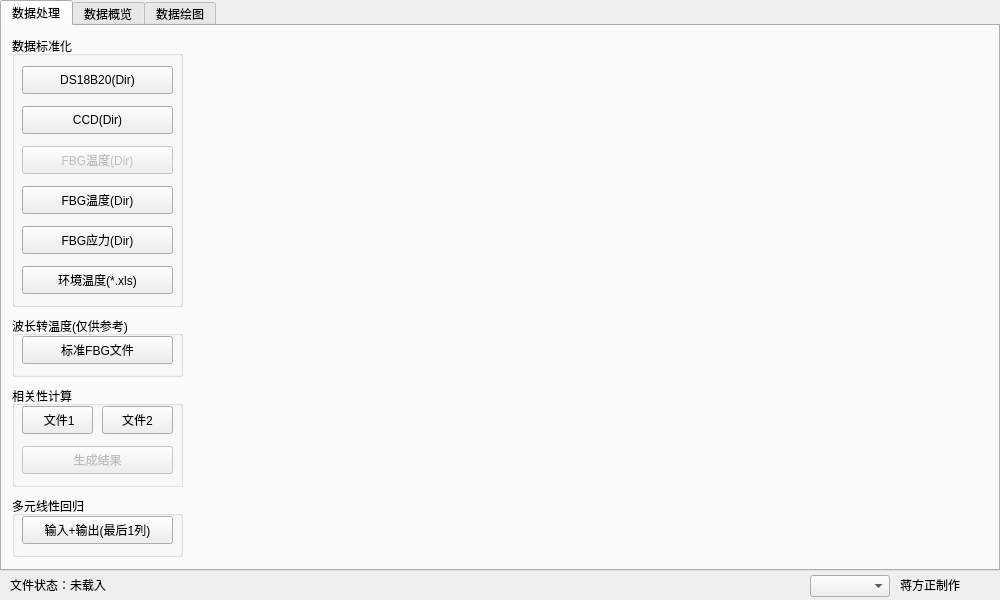
First picture: the form in mainwindow.ui, repository jiangfangzheng/JfzDataLab, before the edit.
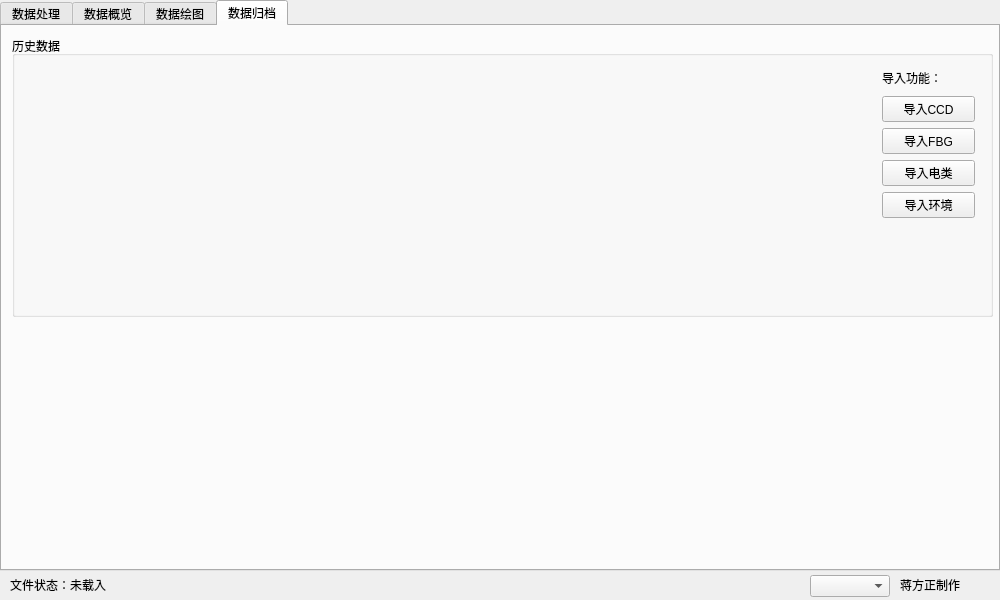
Second picture: the form after the edit. Custom widgets are drawn as their Qt base class.

Commit message: 新增导入数据库

```diff
--- a/mainwindow.ui
+++ b/mainwindow.ui
@@ -36,7 +36,7 @@
      </rect>
     </property>
     <property name="currentIndex">
-     <number>0</number>
+     <number>3</number>
     </property>
     <widget class="QWidget" name="tab_3">
      <attribute name="title">
@@ -93,7 +93,7 @@
         </rect>
        </property>
        <property name="text">
-        <string>FBG温度(Dir)</string>
+        <string>FBG温度(Dir)(old)</string>
        </property>
       </widget>
       <widget class="QPushButton" name="pushButton_FBGS">
@@ -458,6 +458,83 @@
       </widget>
      </widget>
     </widget>
+    <widget class="QWidget" name="tab_4">
+     <attribute name="title">
+      <string>数据归档</string>
+     </attribute>
+     <widget class="QGroupBox" name="groupBox_9">
+      <property name="geometry">
+       <rect>
+        <x>10</x>
+        <y>10</y>
+        <width>981</width>
+        <height>281</height>
+       </rect>
+      </property>
+      <property name="title">
+       <string>历史数据</string>
+      </property>
+      <widget class="QWidget" name="">
+       <property name="geometry">
+        <rect>
+         <x>860</x>
+         <y>20</y>
+         <width>113</width>
+         <height>172</height>
+        </rect>
+       </property>
+       <layout class="QVBoxLayout" name="verticalLayout">
+        <property name="leftMargin">
+         <number>10</number>
+        </property>
+        <property name="topMargin">
+         <number>10</number>
+        </property>
+        <property name="rightMargin">
+         <number>10</number>
+        </property>
+        <property name="bottomMargin">
+         <number>10</number>
+        </property>
+        <item>
+         <widget class="QLabel" name="label">
+          <property name="text">
+           <string>导入功能：</string>
+          </property>
+         </widget>
+        </item>
+        <item>
+         <widget class="QPushButton" name="pushButton_CCDinSQL">
+          <property name="text">
+           <string>导入CCD</string>
+          </property>
+         </widget>
+        </item>
+        <item>
+         <widget class="QPushButton" name="pushButton_FBGinSQL">
+          <property name="text">
+           <string>导入FBG</string>
+          </property>
+         </widget>
+        </item>
+        <item>
+         <widget class="QPushButton" name="pushButton_DS18BinSQL">
+          <property name="text">
+           <string>导入电类</string>
+          </property>
+         </widget>
+        </item>
+        <item>
+         <widget class="QPushButton" name="pushButton_ENVinSQL">
+          <property name="text">
+           <string>导入环境</string>
+          </property>
+         </widget>
+        </item>
+       </layout>
+      </widget>
+     </widget>
+    </widget>
    </widget>
    <widget class="QLabel" name="label_Jfz">
     <property name="geometry">
```
The commit also changes 9 other files.
